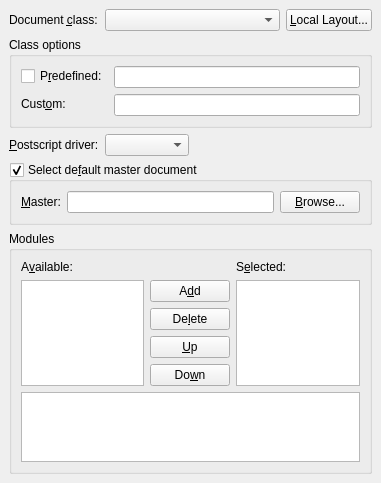
First picture: the form in src/frontends/qt4/ui/LaTeXUi.ui, repository cburschka/lyx, before the edit.
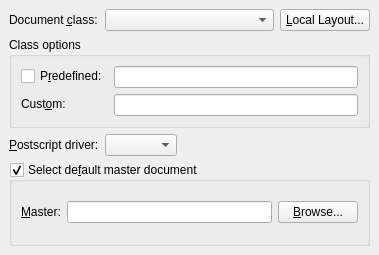
Second picture: the form after the edit.

Commit message:
Create new Module panel in document settings and decrease vertical size of the dialog.
http://www.mail-archive.com/lyx-devel@lists.lyx.org/msg145035.html

```diff
--- a/src/frontends/qt4/ui/LaTeXUi.ui
+++ b/src/frontends/qt4/ui/LaTeXUi.ui
@@ -5,8 +5,8 @@
    <rect>
     <x>0</x>
     <y>0</y>
-    <width>381</width>
-    <height>449</height>
+    <width>379</width>
+    <height>255</height>
    </rect>
   </property>
   <property name="windowTitle" >
@@ -19,99 +19,6 @@
    <property name="spacing" >
     <number>6</number>
    </property>
-   <item row="4" column="0" colspan="4" >
-    <widget class="QGroupBox" name="modulesGB" >
-     <property name="title" >
-      <string>Modules</string>
-     </property>
-     <layout class="QGridLayout" >
-      <property name="margin" >
-       <number>9</number>
-      </property>
-      <property name="spacing" >
-       <number>6</number>
-      </property>
-      <item row="6" column="0" colspan="3" >
-       <widget class="QTextBrowser" name="infoML" />
-      </item>
-      <item row="5" column="1" >
-       <spacer>
-        <property name="orientation" >
-         <enum>Qt::Vertical</enum>
-        </property>
-        <property name="sizeHint" >
-         <size>
-          <width>80</width>
-          <height>16</height>
-         </size>
-        </property>
-       </spacer>
-      </item>
-      <item row="4" column="1" >
-       <widget class="QPushButton" name="downPB" >
-        <property name="text" >
-         <string>Do&amp;wn</string>
-        </property>
-       </widget>
-      </item>
-      <item row="3" column="1" >
-       <widget class="QPushButton" name="upPB" >
-        <property name="text" >
-         <string>&amp;Up</string>
-        </property>
-       </widget>
-      </item>
-      <item row="2" column="1" >
-       <widget class="QPushButton" name="deletePB" >
-        <property name="text" >
-         <string>De&amp;lete</string>
-        </property>
-       </widget>
-      </item>
-      <item rowspan="5" row="1" column="2" >
-       <widget class="QListView" name="selectedLV" >
-        <property name="editTriggers" >
-         <set>QAbstractItemView::NoEditTriggers</set>
-        </property>
-       </widget>
-      </item>
-      <item row="1" column="1" >
-       <widget class="QPushButton" name="addPB" >
-        <property name="text" >
-         <string>A&amp;dd</string>
-        </property>
-       </widget>
-      </item>
-      <item rowspan="5" row="1" column="0" >
-       <widget class="QListView" name="availableLV" >
-        <property name="editTriggers" >
-         <set>QAbstractItemView::NoEditTriggers</set>
-        </property>
-       </widget>
-      </item>
-      <item row="0" column="2" >
-       <widget class="QLabel" name="selmodL" >
-        <property name="text" >
-         <string>S&amp;elected:</string>
-        </property>
-        <property name="buddy" >
-         <cstring>selectedLV</cstring>
-        </property>
-       </widget>
-      </item>
-      <item row="0" column="0" >
-       <widget class="QLabel" name="availmodL" >
-        <property name="text" >
-         <string>A&amp;vailable:</string>
-        </property>
-        <property name="buddy" >
-         <cstring>availableLV</cstring>
-        </property>
-       </widget>
-      </item>
-     </layout>
-    </widget>
-   </item>
    <item row="3" column="0" colspan="4" >
     <widget class="QGroupBox" name="childDocGB" >
      <property name="toolTip" >
@@ -182,7 +89,7 @@
      <property name="orientation" >
       <enum>Qt::Horizontal</enum>
      </property>
-     <property name="sizeHint" >
+     <property name="sizeHint" stdset="0" >
       <size>
        <width>261</width>
        <height>22</height>
@@ -200,9 +107,7 @@
    <item row="0" column="3" >
     <widget class="QPushButton" name="layoutPB" >
      <property name="sizePolicy" >
-      <sizepolicy>
-       <hsizetype>1</hsizetype>
-       <vsizetype>0</vsizetype>
+      <sizepolicy vsizetype="Fixed" hsizetype="Minimum" >
        <horstretch>0</horstretch>
        <verstretch>0</verstretch>
       </sizepolicy>
@@ -239,12 +144,12 @@
       </property>
       <item rowspan="2" row="0" column="1" >
        <layout class="QVBoxLayout" >
-        <property name="margin" >
-         <number>0</number>
-        </property>
         <property name="spacing" >
          <number>6</number>
         </property>
+        <property name="margin" >
+         <number>0</number>
+        </property>
         <item>
          <widget class="QLineEdit" name="defaultOptionsLE" >
           <property name="toolTip" >
```
Left out of the diff: 7 changed lines with no effect on the pictures. The commit also changes 4 other files.
